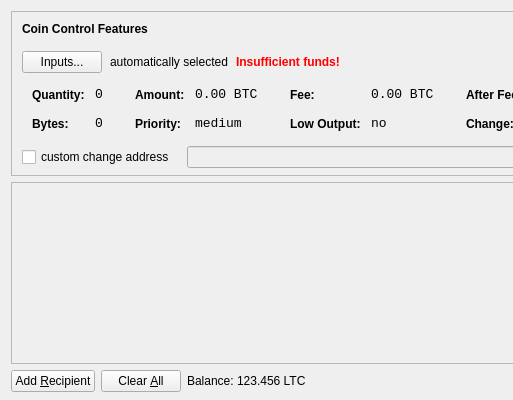
Above: src/qt/forms/sendcoinsdialog.ui from legendcoin/legendcoin before the change; both pictures show x 0 to 513 and y 0 to 400 of the 850 by 400 pixel window. Below: the same form after it.
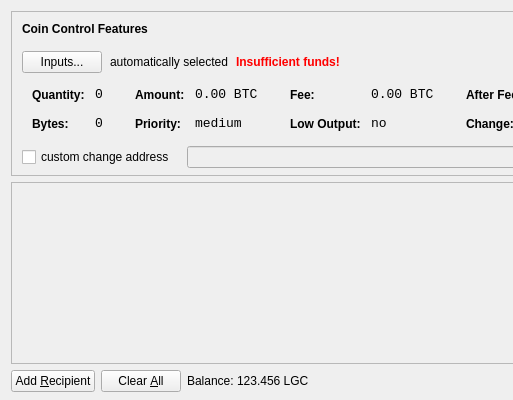
That is the form after the change. Icons and pictures are not drawn.

Patch:
```diff
--- a/src/qt/forms/sendcoinsdialog.ui
+++ b/src/qt/forms/sendcoinsdialog.ui
@@ -720,7 +720,7 @@
           <cursorShape>IBeamCursor</cursorShape>
          </property>
          <property name="text">
-          <string>123.456 LTC</string>
+          <string>123.456 LGC</string>
          </property>
          <property name="textInteractionFlags">
           <set>Qt::LinksAccessibleByMouse|Qt::TextSelectableByKeyboard|Qt::TextSelectableByMouse</set>
```
